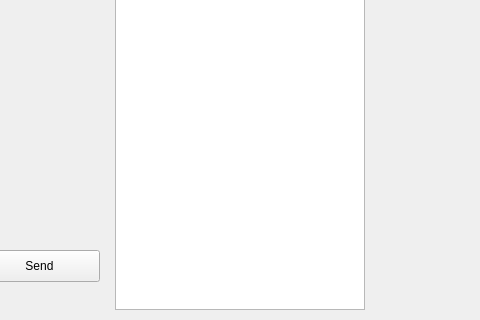
PhiTheta/Lunabotics_Qt, file allwheelform.ui: the form before one commit; both pictures show x 171 to 651 and y 294 to 614 of the 872 by 614 pixel window.
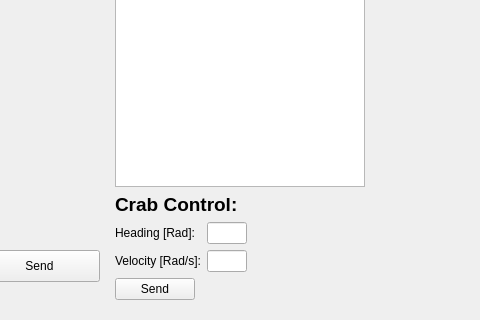
The form after the commit. Icons and pictures are not drawn.

What changed in the file:
```diff
--- a/allwheelform.ui
+++ b/allwheelform.ui
@@ -723,6 +723,88 @@
            </attribute>
           </widget>
          </item>
+         <item>
+          <widget class="QWidget" name="crabWidget" native="true">
+           <layout class="QVBoxLayout" name="verticalLayout_3">
+            <property name="margin">
+             <number>0</number>
+            </property>
+            <item>
+             <widget class="QLabel" name="crabTitleLabel">
+              <property name="font">
+               <font>
+                <pointsize>14</pointsize>
+                <weight>75</weight>
+                <bold>true</bold>
+               </font>
+              </property>
+              <property name="text">
+               <string>Crab Control:</string>
+              </property>
+             </widget>
+            </item>
+            <item>
+             <widget class="QWidget" name="crabFormWidget" native="true">
+              <layout class="QFormLayout" name="formLayout">
+               <property name="leftMargin">
+                <number>0</number>
+               </property>
+               <property name="topMargin">
+                <number>0</number>
+               </property>
+               <property name="rightMargin">
+                <number>0</number>
+               </property>
+               <property name="bottomMargin">
+                <number>10</number>
+               </property>
+               <item row="1" column="0">
+                <widget class="QLabel" name="crabVelocityTitleLabel">
+                 <property name="text">
+                  <string>Velocity [Rad/s]:</string>
+                 </property>
+                </widget>
+               </item>
+               <item row="1" column="1">
+                <widget class="QLineEdit" name="crabVelocityEdit">
+                 <property name="maximumSize">
+                  <size>
+                   <width>40</width>
+                   <height>16777215</height>
+                  </size>
+                 </property>
+                </widget>
+               </item>
+               <item row="0" column="1">
+                <widget class="QLineEdit" name="crabHeadingEdit">
+                 <property name="maximumSize">
+                  <size>
+                   <width>40</width>
+                   <height>16777215</height>
+                  </size>
+                 </property>
+                </widget>
+               </item>
+               <item row="0" column="0">
+                <widget class="QLabel" name="crabHeadingTitleLabel">
+                 <property name="text">
+                  <string>Heading [Rad]:</string>
+                 </property>
+                </widget>
+               </item>
+               <item row="2" column="0">
+                <widget class="QPushButton" name="sendCrabButton">
+                 <property name="text">
+                  <string>Send</string>
+                 </property>
+                </widget>
+               </item>
+              </layout>
+             </widget>
+            </item>
+           </layout>
+          </widget>
+         </item>
         </layout>
        </widget>
       </item>
```
